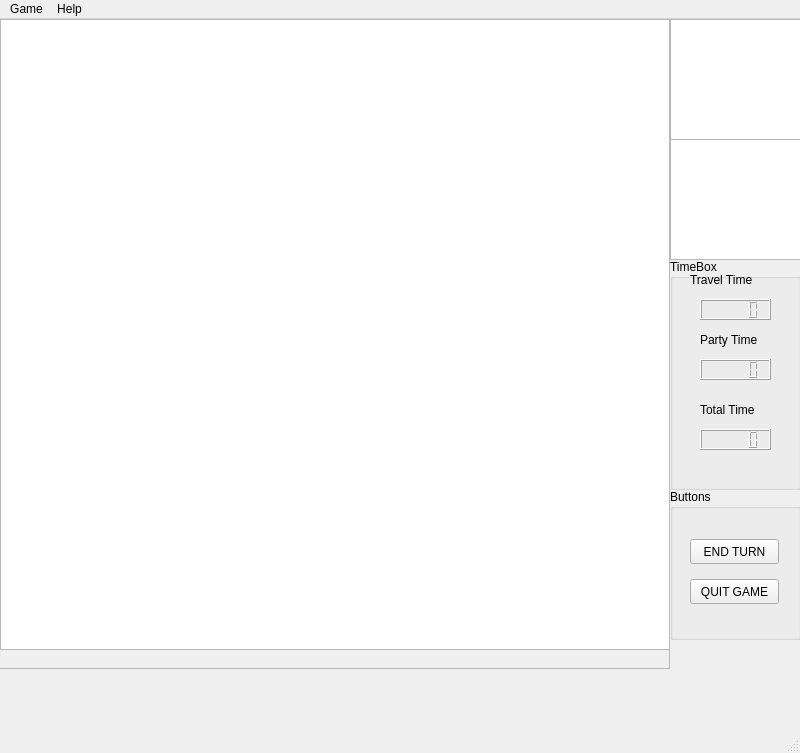
RauliV/Nysse, file Game/mainwindow.ui: the form before one commit.
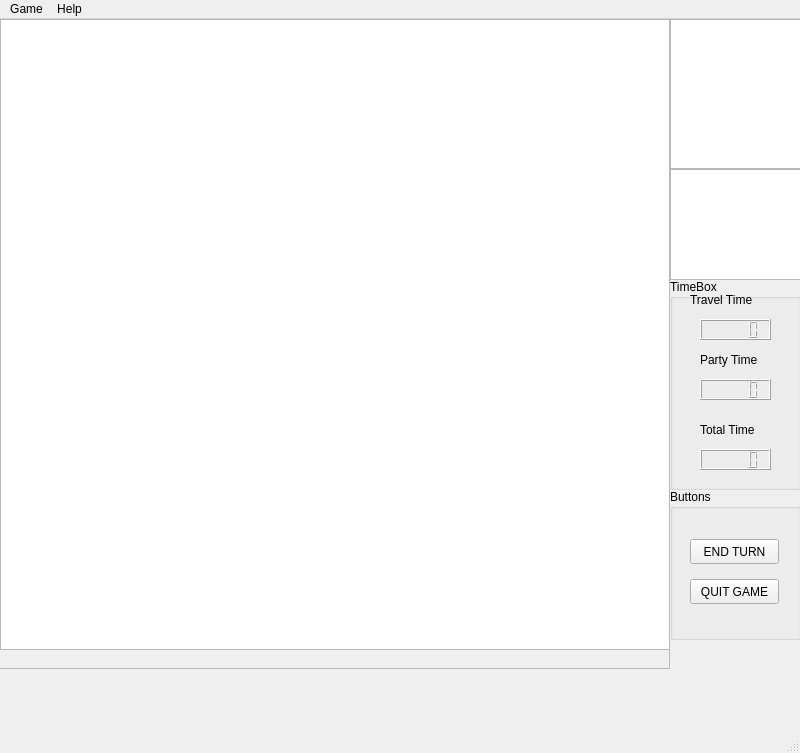
The form after the commit.

What changed in the file:
```diff
--- a/Game/mainwindow.ui
+++ b/Game/mainwindow.ui
@@ -20,7 +20,7 @@
       <x>670</x>
       <y>0</y>
       <width>150</width>
-      <height>121</height>
+      <height>150</height>
      </rect>
     </property>
    </widget>
@@ -61,9 +61,9 @@
     <property name="geometry">
      <rect>
       <x>670</x>
-      <y>240</y>
+      <y>260</y>
       <width>131</width>
-      <height>231</height>
+      <height>211</height>
      </rect>
     </property>
     <property name="title">
@@ -182,9 +182,9 @@
     <property name="geometry">
      <rect>
       <x>670</x>
-      <y>120</y>
+      <y>150</y>
       <width>131</width>
-      <height>121</height>
+      <height>111</height>
      </rect>
     </property>
    </widget>
```
